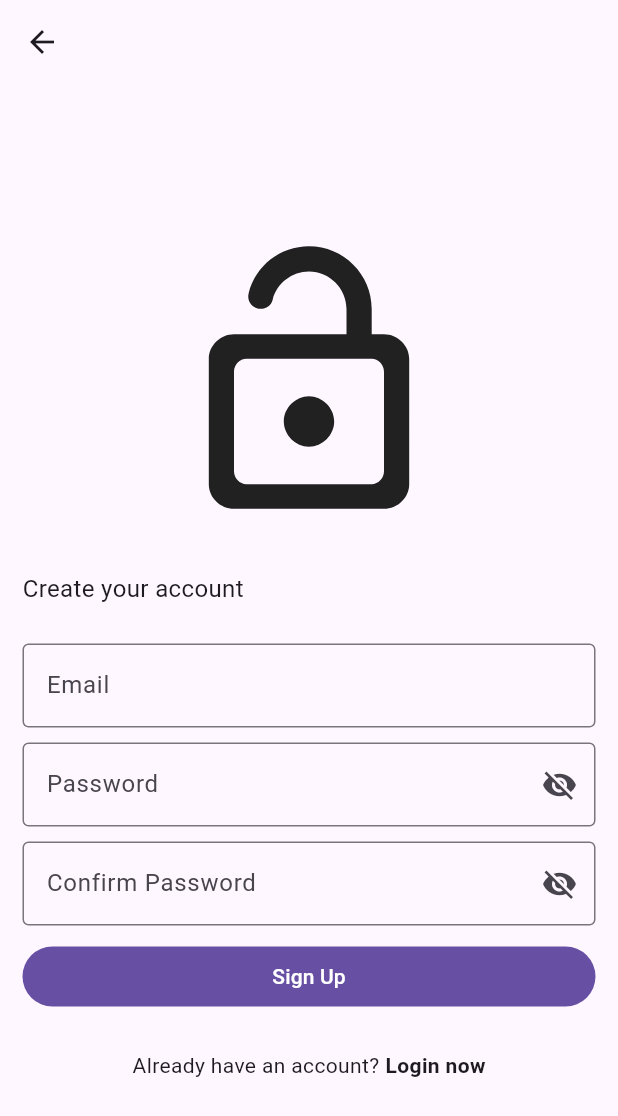
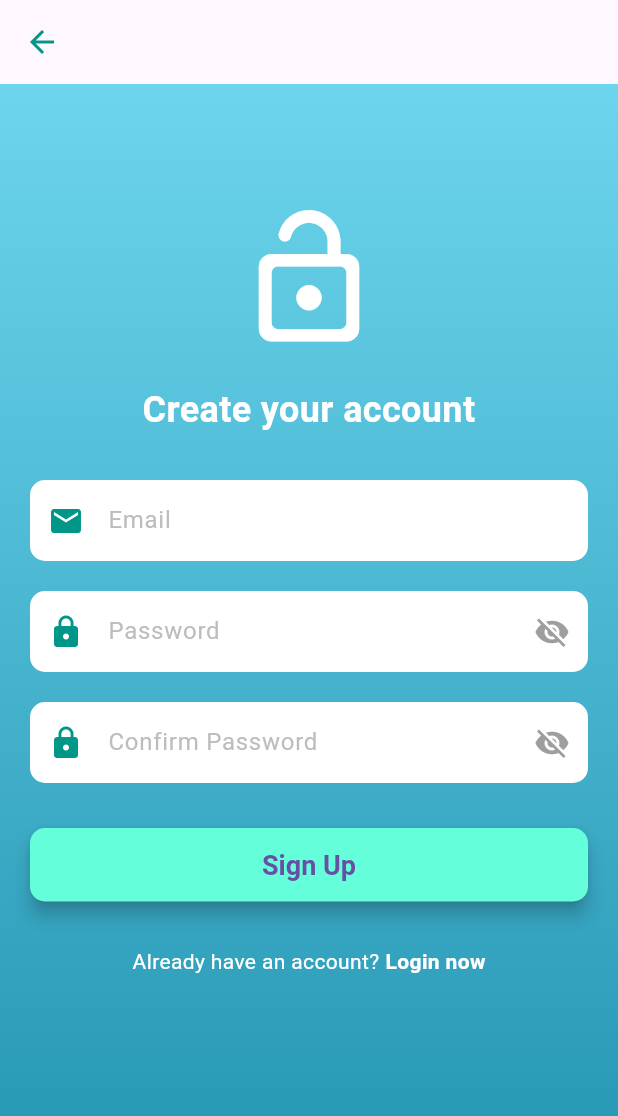
Before and after one commit to likaien996/DEMO, a Flutter app: the RegisterPage screen opened directly, on a phone screen of 412 x 824 dp. Shown: the top 1116 px of the screen. Run offline on Flutter 3.47's test engine with Material 3 defaults, Android fonts, the phone set to English and light mode, and no system bars; our stand-ins replace cloud_firestore, firebase_auth, firebase_core, firebase_storage, flutter_rating_bar, image_picker and 1 more; accounts and stored records are empty.

Commit message:
Update page_register.dart

```diff
--- a/lib/pages/page_register.dart
+++ b/lib/pages/page_register.dart
@@ -21,41 +21,54 @@ class _RegisterPageState extends State<RegisterPage> {
   @override
   Widget build(BuildContext context) {
     return Scaffold(
-      appBar: AppBar(backgroundColor: Colors.transparent,),
+      appBar: AppBar(
+        backgroundColor: Colors.transparent,
+        elevation: 0,
+        iconTheme: IconThemeData(color: Colors.teal), // 图标颜色
+      ),
       body: Stack(
         children: [
+          // 背景颜色
+          Container(
+            decoration: const BoxDecoration(
+              gradient: LinearGradient(
+                colors: [Color(0xFF6dd5ed), Color(0xFF2193b0)],
+                begin: Alignment.topCenter,
+                end: Alignment.bottomCenter,
+              ),
+            ),
+          ),
           ListView(
-            padding: const EdgeInsets.symmetric(horizontal: 15),
+            padding: const EdgeInsets.symmetric(horizontal: 20),
             children: [
-              const SizedBox(
-                height: 100,
-              ),
+              const SizedBox(height: 80),
               const Icon(
                 Icons.lock_open_rounded,
-                size: 200,
+                size: 100,
+                color: Colors.white,
               ),
-              const SizedBox(height: 25),
+              const SizedBox(height: 20),
               const Text(
                 "Create your account",
+                textAlign: TextAlign.center,
                 style: TextStyle(
-                  fontSize: 16,
+                  fontSize: 24,
+                  fontWeight: FontWeight.bold,
+                  color: Colors.white,
                 ),
               ),
-              const SizedBox(height: 25),
-              TextField(
+              const SizedBox(height: 30),
+              _buildTextField(
                 controller: _emailController,
-                decoration: const InputDecoration(
                 hintText: "Email",
-                  border: OutlineInputBorder(),
+                icon: Icons.email,
               ),
-              ),
-              const SizedBox(height: 10),
-              TextField(
+              const SizedBox(height: 20),
+              _buildTextField(
                 controller: _passwordController,
+                hintText: "Password",
+                icon: Icons.lock,
                 obscureText: _showPassword,
-                decoration: InputDecoration(
-                  hintText: "Password",
-                  border: const OutlineInputBorder(),
                 suffixIcon: IconButton(
                   onPressed: () {
                     setState(() {
@@ -64,17 +77,16 @@ class _RegisterPageState extends State<RegisterPage> {
                   },
                   icon: Icon(
                     _showPassword ? Icons.visibility_off : Icons.visibility,
+                    color: Colors.grey,
                   ),
                 ),
               ),
-              ),
-              const SizedBox(height: 10),
-              TextField(
+              const SizedBox(height: 20),
+              _buildTextField(
                 controller: _confirmPasswordController,
+                hintText: "Confirm Password",
+                icon: Icons.lock,
                 obscureText: _showPassword,
-                decoration: InputDecoration(
-                  hintText: "Confirm Password",
-                  border: const OutlineInputBorder(),
                 suffixIcon: IconButton(
                   onPressed: () {
                     setState(() {
@@ -83,48 +95,98 @@ class _RegisterPageState extends State<RegisterPage> {
                   },
                   icon: Icon(
                     _showPassword ? Icons.visibility_off : Icons.visibility,
+                    color: Colors.grey,
                   ),
                 ),
               ),
+              const SizedBox(height: 30),
+              _buildSignUpButton(),
+              const SizedBox(height: 30),
+              _buildFooter(context),
+            ],
           ),
-              const SizedBox(height: 10),
-              FilledButton(
+          if (_showLoading) const Center(child: CircularProgressIndicator()),
+        ],
+      ),
+    );
+  }
+
+  Widget _buildTextField({
+    required TextEditingController controller,
+    required String hintText,
+    required IconData icon,
+    bool obscureText = false,
+    Widget? suffixIcon,
+  }) {
+    return TextField(
+      controller: controller,
+      obscureText: obscureText,
+      decoration: InputDecoration(
+        prefixIcon: Icon(icon, color: Colors.teal),
+        suffixIcon: suffixIcon,
+        hintText: hintText,
+        filled: true,
+        fillColor: Colors.white,
+        border: OutlineInputBorder(
+          borderRadius: BorderRadius.circular(10),
+          borderSide: BorderSide.none,
+        ),
+        contentPadding:
+            const EdgeInsets.symmetric(vertical: 15, horizontal: 10),
+        hintStyle: TextStyle(color: Colors.grey[400]),
+      ),
+      style: const TextStyle(fontSize: 16),
+    );
+  }
+
+  Widget _buildSignUpButton() {
+    return ElevatedButton(
       onPressed: () {
         _register(context);
       },
+      style: ElevatedButton.styleFrom(
+        padding: const EdgeInsets.symmetric(vertical: 14),
+        backgroundColor: Colors.tealAccent, // 使用亮绿色
+        shape: RoundedRectangleBorder(
+          borderRadius: BorderRadius.circular(10),
+        ),
+        elevation: 5, // 增加阴影
+        textStyle: const TextStyle(
+          fontSize: 18,
+          fontWeight: FontWeight.bold,
+          color: Colors.black, // 确保文字在按钮上清晰可见
+        ),
+      ),
       child: const Text("Sign Up"),
-              ),
-              const SizedBox(height: 25),
+    );
+  }
+
+  Widget _buildFooter(BuildContext context) {
+    return Column(
+      children: [
         Row(
           mainAxisAlignment: MainAxisAlignment.center,
           children: [
             const Text(
               "Already have an account?",
+              style: TextStyle(color: Colors.white),
             ),
             const SizedBox(width: 4),
             GestureDetector(
               onTap: () {
                 Navigator.of(context).pop();
               },
-                    behavior: HitTestBehavior.opaque,
               child: const Text(
                 "Login now",
                 style: TextStyle(
                   fontWeight: FontWeight.bold,
+                  color: Colors.white,
                 ),
               ),
             ),
           ],
         ),
       ],
-          ),
-          _showLoading
-              ? const Center(
-                  child: CircularProgressIndicator(),
-                )
-              : const SizedBox(),
-        ],
-      ),
     );
   }
 
```
Lines whose indentation alone changed are shown as unchanged.
